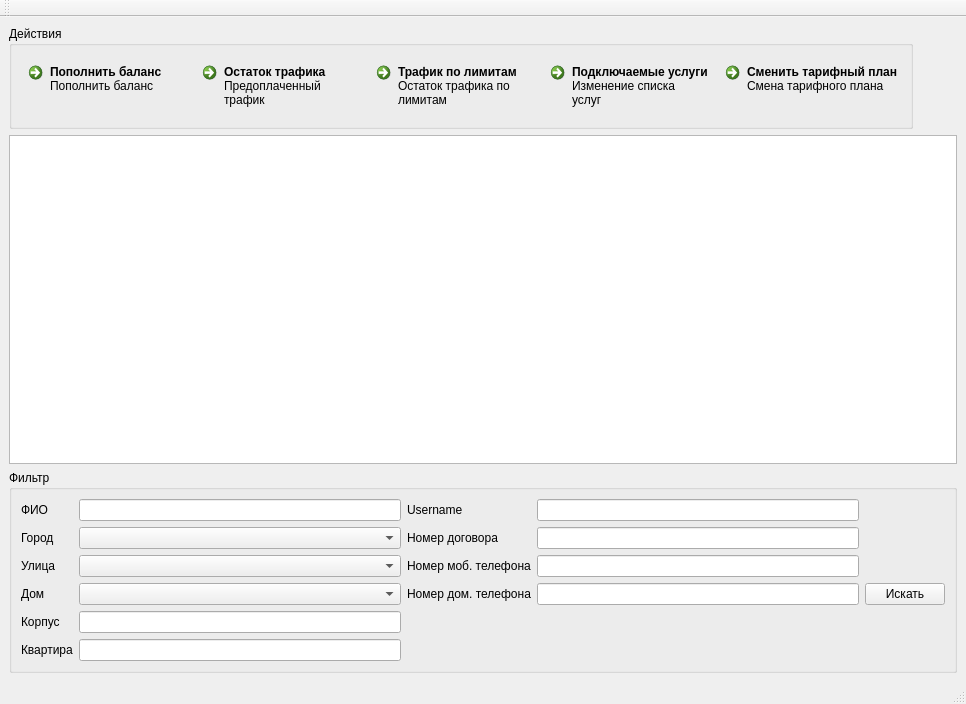
First picture: the form in mdi/forms/cashier.ui, repository brat002/ExpertBilling, before the edit.
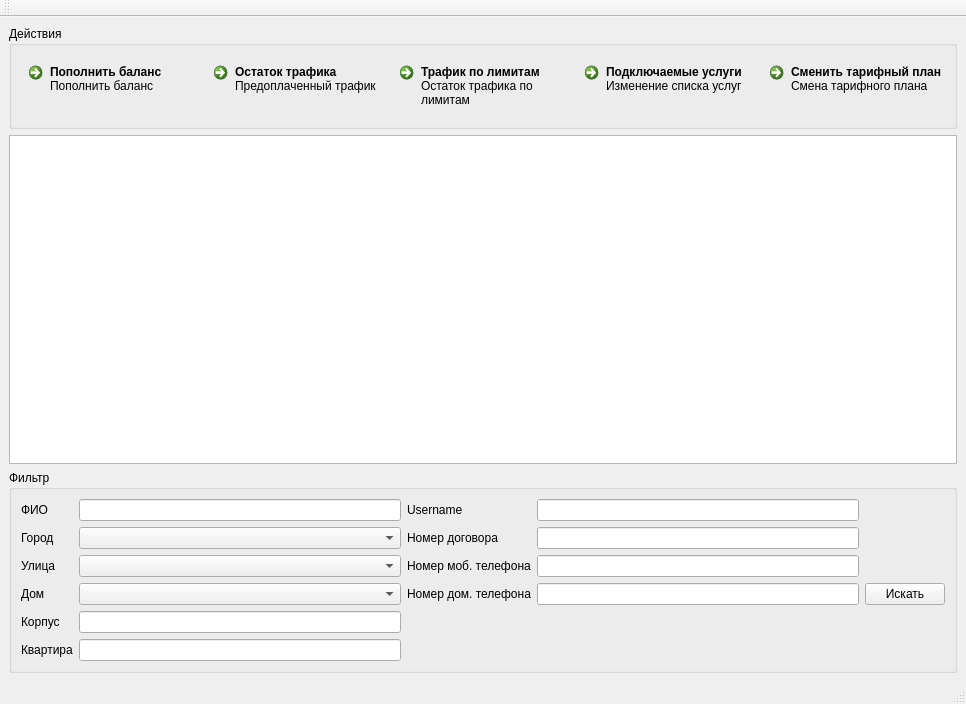
Second picture: the form after the edit.

Diff of the .ui file:
```diff
--- a/mdi/forms/cashier.ui
+++ b/mdi/forms/cashier.ui
@@ -134,7 +134,7 @@
       </layout>
      </widget>
     </item>
-    <item row="0" column="0">
+    <item row="0" column="0" colspan="2">
      <widget class="QGroupBox" name="groupBox">
       <property name="title">
        <string>Действия</string>
```
